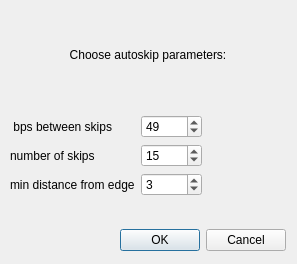
Qt form autoskip plugin/autoskipconfig.ui (Ashwinkarthick/autoinsert_plugin) before a commit.
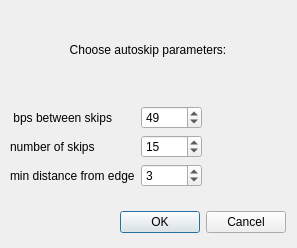
The same form after that commit.

Commit message: Remove helices from skip UI

What changed in the file:
```diff
--- a/autoskip plugin/autoskipconfig.ui
+++ b/autoskip plugin/autoskipconfig.ui
@@ -7,7 +7,7 @@
     <x>0</x>
     <y>0</y>
     <width>297</width>
-    <height>264</height>
+    <height>248</height>
    </rect>
   </property>
   <property name="sizePolicy">
@@ -25,7 +25,7 @@
      <x>10</x>
      <y>0</y>
      <width>276</width>
-     <height>251</height>
+     <height>233</height>
     </rect>
    </property>
    <layout class="QVBoxLayout" name="verticalLayout">
@@ -68,7 +68,7 @@
         </property>
        </widget>
       </item>
-      <item row="5" column="0">
+      <item row="3" column="0">
        <widget class="QLabel" name="initialPositionLabel">
         <property name="text">
          <string>min distance from edge</string>
@@ -88,7 +88,7 @@
         </property>
        </widget>
       </item>
-      <item row="5" column="1">
+      <item row="3" column="1">
        <widget class="QSpinBox" name="initialPositionBox">
         <property name="minimum">
          <number>2</number>
```
Left out of the diff: 1 changed line with no effect on the pictures. The commit also changes 1 other file.
